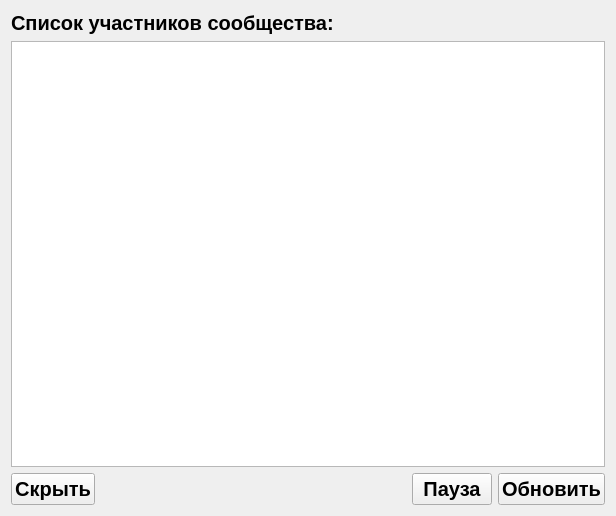
Before: the Qt Designer form app/vkGroupFollowers.ui in sagitovich/lex, drawn with Qt 5.
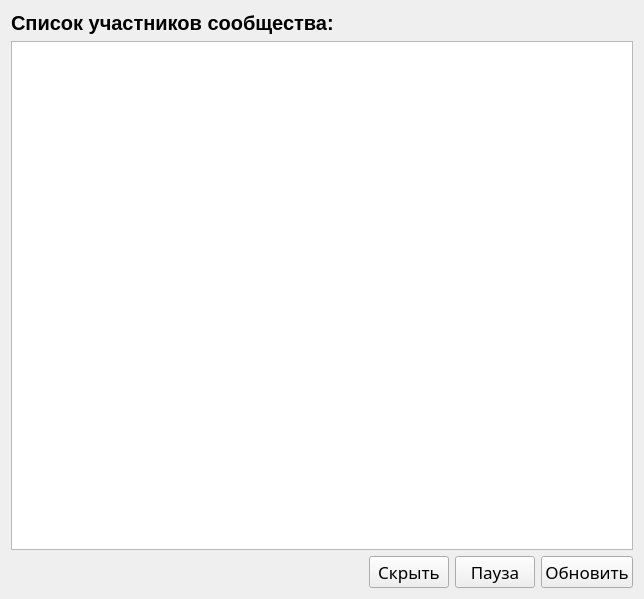
After: the same form once the commit is applied.

Patch:
```diff
--- a/app/vkGroupFollowers.ui
+++ b/app/vkGroupFollowers.ui
@@ -6,8 +6,8 @@
    <rect>
     <x>0</x>
     <y>0</y>
-    <width>616</width>
-    <height>516</height>
+    <width>644</width>
+    <height>599</height>
    </rect>
   </property>
   <property name="windowTitle">
@@ -66,30 +66,6 @@
    </item>
    <item row="2" column="0">
     <layout class="QHBoxLayout" name="horizontalLayout_2">
-     <item>
-      <widget class="QPushButton" name="back_btn">
-       <property name="sizePolicy">
-        <sizepolicy hsizetype="Fixed" vsizetype="Fixed">
-         <horstretch>0</horstretch>
-         <verstretch>0</verstretch>
-        </sizepolicy>
-       </property>
-       <property name="font">
-        <font>
-         <family>Arial</family>
-         <pointsize>15</pointsize>
-         <weight>75</weight>
-         <bold>true</bold>
-        </font>
-       </property>
-       <property name="text">
-        <string>Скрыть</string>
-       </property>
-       <property name="shortcut">
-        <string>Esc</string>
-       </property>
-      </widget>
-     </item>
      <item>
       <spacer name="horizontalSpacer">
        <property name="orientation">
@@ -103,6 +79,30 @@
        </property>
       </spacer>
      </item>
+     <item>
+      <widget class="QPushButton" name="back_btn">
+       <property name="sizePolicy">
+        <sizepolicy hsizetype="Fixed" vsizetype="Fixed">
+         <horstretch>0</horstretch>
+         <verstretch>0</verstretch>
+        </sizepolicy>
+       </property>
+       <property name="font">
+        <font>
+         <family>Apple Symbols</family>
+         <pointsize>13</pointsize>
+         <weight>50</weight>
+         <bold>false</bold>
+        </font>
+       </property>
+       <property name="text">
+        <string>Скрыть</string>
+       </property>
+       <property name="shortcut">
+        <string>Esc</string>
+       </property>
+      </widget>
+     </item>
      <item>
       <widget class="QPushButton" name="pause_btn">
        <property name="sizePolicy">
@@ -113,10 +113,10 @@
        </property>
        <property name="font">
         <font>
-         <family>Arial</family>
-         <pointsize>15</pointsize>
-         <weight>75</weight>
-         <bold>true</bold>
+         <family>Apple Symbols</family>
+         <pointsize>13</pointsize>
+         <weight>50</weight>
+         <bold>false</bold>
         </font>
        </property>
        <property name="text">
@@ -137,10 +137,10 @@
        </property>
        <property name="font">
         <font>
-         <family>Arial</family>
-         <pointsize>15</pointsize>
-         <weight>75</weight>
-         <bold>true</bold>
+         <family>Apple Symbols</family>
+         <pointsize>13</pointsize>
+         <weight>50</weight>
+         <bold>false</bold>
         </font>
        </property>
        <property name="text">
```
Left out of the diff: 5 changed lines with no effect on the pictures.
